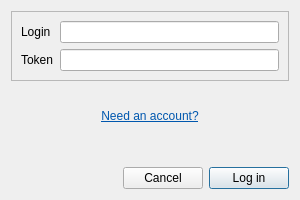
Before: the Qt Designer form mapflow/static/ui/login_dialog.ui in Geoalert/mapflow-qgis, drawn with Qt 5.
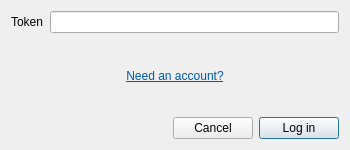
After: the same form once the commit is applied. Custom widgets are drawn as their Qt base class.

The edit to the form file:
```diff
--- a/mapflow/static/ui/login_dialog.ui
+++ b/mapflow/static/ui/login_dialog.ui
@@ -6,8 +6,8 @@
    <rect>
     <x>0</x>
     <y>0</y>
-    <width>300</width>
-    <height>200</height>
+    <width>350</width>
+    <height>150</height>
    </rect>
   </property>
   <property name="sizePolicy">
@@ -18,14 +18,14 @@
   </property>
   <property name="minimumSize">
    <size>
-    <width>300</width>
-    <height>200</height>
+    <width>350</width>
+    <height>150</height>
    </size>
   </property>
   <property name="maximumSize">
    <size>
-    <width>300</width>
-    <height>200</height>
+    <width>350</width>
+    <height>150</height>
    </size>
   </property>
   <property name="windowTitle">
@@ -33,44 +33,22 @@
   </property>
   <layout class="QVBoxLayout" name="verticalLayout">
    <item>
-    <widget class="QFrame" name="form">
-     <property name="frameShape">
-      <enum>QFrame::StyledPanel</enum>
-     </property>
      <layout class="QFormLayout" name="formLayout">
       <item row="0" column="0">
-       <widget class="QLabel" name="loginLabel">
-        <property name="text">
-         <string>Login</string>
-        </property>
-       </widget>
-      </item>
-      <item row="0" column="1">
-       <widget class="QLineEdit" name="username">
-        <property name="text">
-         <string/>
-        </property>
-        <property name="clearButtonEnabled">
-         <bool>true</bool>
-        </property>
-       </widget>
-      </item>
-      <item row="1" column="0">
        <widget class="QLabel" name="labelPassword">
         <property name="text">
          <string>Token</string>
         </property>
        </widget>
       </item>
-      <item row="1" column="1">
-       <widget class="QgsPasswordLineEdit" name="password">
+     <item row="0" column="1">
+      <widget class="QgsPasswordLineEdit" name="token">
         <property name="clearButtonEnabled">
          <bool>true</bool>
         </property>
        </widget>
       </item>
      </layout>
-    </widget>
    </item>
    <item>
     <widget class="QLabel" name="needAnAccount">
```
Left out of the diff: 16 changed lines with no effect on the pictures. Lines whose indentation alone changed are shown as unchanged.
